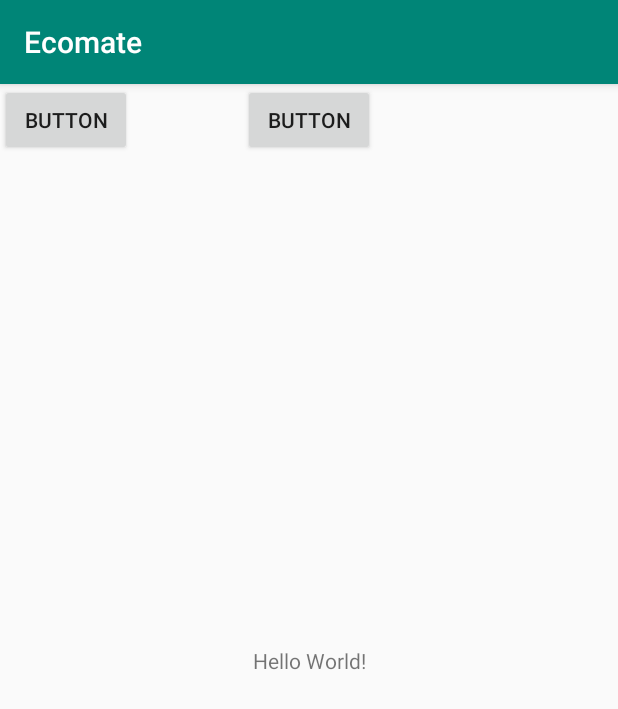
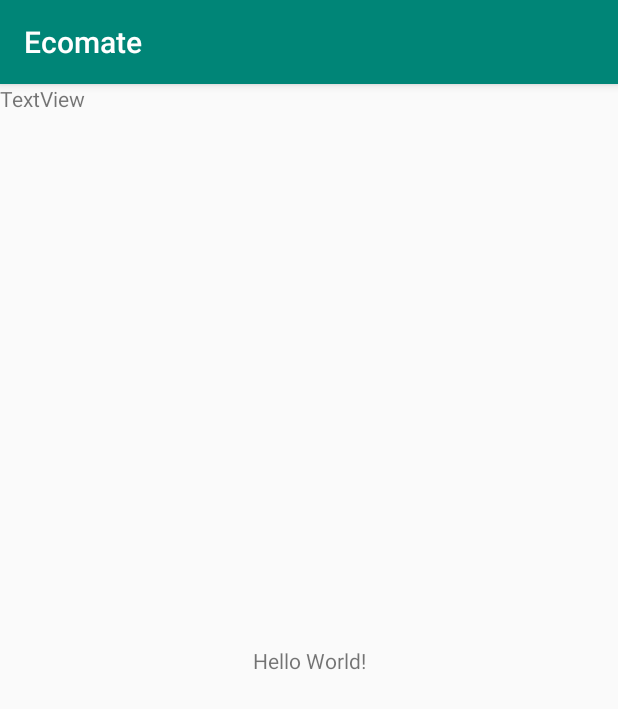
Before and after one commit to juyeoniii/Graduation_project, an Android app: the screen it shows after launch (MainActivity), on a phone screen of 412 x 824 dp. Shown: the top 709 px of the screen. Run offline under Robolectric (Android 15) with nearby library versions, the phone set to English and light mode, and no system bars.

Commit message:
Init project

```diff
--- a/app/src/main/res/layout/activity_main.xml
+++ b/app/src/main/res/layout/activity_main.xml
@@ -15,21 +15,12 @@
         app:layout_constraintRight_toRightOf="parent"
         app:layout_constraintTop_toTopOf="parent" />
 
-    <Button
-        android:id="@+id/button"
+    <TextView
+        android:id="@+id/textView"
         android:layout_width="wrap_content"
         android:layout_height="wrap_content"
-        android:text="Button"
-        app:layout_constraintEnd_toEndOf="parent"
-        app:layout_constraintStart_toStartOf="parent"
-        tools:layout_editor_absoluteY="384dp" />
-
-    <Button
-        android:id="@+id/button2"
-        android:layout_width="wrap_content"
-        android:layout_height="wrap_content"
-        android:text="Button"
-        tools:layout_editor_absoluteX="70dp"
-        tools:layout_editor_absoluteY="531dp" />
+        android:text="TextView"
+        tools:layout_editor_absoluteX="221dp"
+        tools:layout_editor_absoluteY="169dp" />
 
 </androidx.constraintlayout.widget.ConstraintLayout>
```
